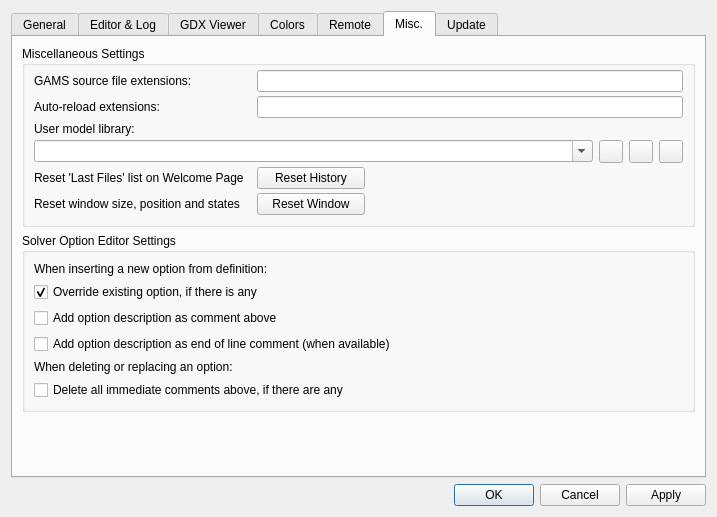
GAMS-dev/studio, file src/settingsdialog.ui: the form before one commit.
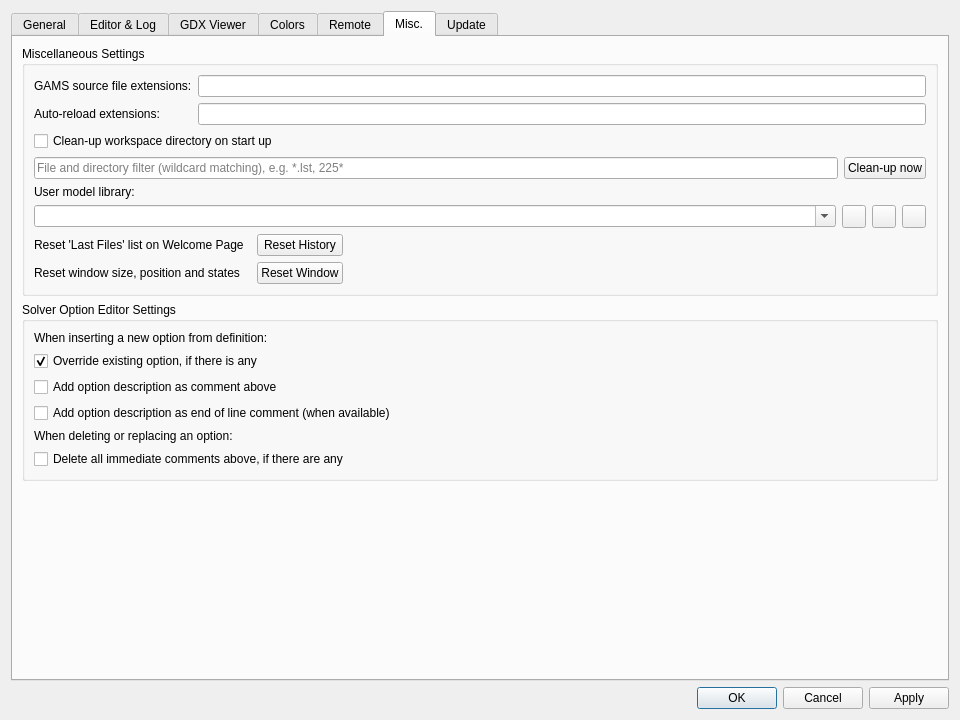
The form after the commit. The open tabs and pages were chosen to show the change. Icons and pictures are not drawn.

What changed in the file:
```diff
--- a/src/settingsdialog.ui
+++ b/src/settingsdialog.ui
@@ -6,8 +6,8 @@
    <rect>
     <x>0</x>
     <y>0</y>
-    <width>717</width>
-    <height>515</height>
+    <width>960</width>
+    <height>720</height>
    </rect>
   </property>
   <property name="windowTitle">
@@ -1365,8 +1365,191 @@
       <attribute name="title">
        <string>Misc.</string>
       </attribute>
-      <layout class="QGridLayout" name="gridLayout_7">
-       <item row="1" column="0">
+      <layout class="QVBoxLayout" name="verticalLayout_11">
+       <item>
+        <widget class="QGroupBox" name="gb_general_2">
+         <property name="sizePolicy">
+          <sizepolicy hsizetype="Expanding" vsizetype="Expanding">
+           <horstretch>0</horstretch>
+           <verstretch>0</verstretch>
+          </sizepolicy>
+         </property>
+         <property name="title">
+          <string>Miscellaneous Settings</string>
+         </property>
+         <layout class="QVBoxLayout" name="verticalLayout_10">
+          <item>
+           <layout class="QGridLayout" name="gridLayout_7">
+            <item row="0" column="0">
+             <widget class="QLabel" name="lbl_userGamsTypes">
+              <property name="text">
+               <string>GAMS source file extensions:</string>
+              </property>
+             </widget>
+            </item>
+            <item row="0" column="1">
+             <widget class="QLineEdit" name="edUserGamsTypes">
+              <property name="toolTip">
+               <string/>
+              </property>
+             </widget>
+            </item>
+            <item row="1" column="0">
+             <widget class="QLabel" name="lbl_AutoReloadTypes">
+              <property name="text">
+               <string>Auto-reload extensions:</string>
+              </property>
+             </widget>
+            </item>
+            <item row="1" column="1">
+             <widget class="QLineEdit" name="edAutoReloadTypes"/>
+            </item>
+           </layout>
+          </item>
+          <item>
+           <widget class="QCheckBox" name="cleanupWsBox">
+            <property name="text">
+             <string>Clean-up workspace directory on start up</string>
+            </property>
+           </widget>
+          </item>
+          <item>
+           <layout class="QHBoxLayout" name="horizontalLayout_9">
+            <item>
+             <widget class="QLineEdit" name="cleanupWsEdit">
+              <property name="placeholderText">
+               <string>File and directory filter (wildcard matching), e.g. *.lst, 225*</string>
+              </property>
+             </widget>
+            </item>
+            <item>
+             <widget class="QPushButton" name="cleanupWsNowButton">
+              <property name="text">
+               <string>Clean-up now</string>
+              </property>
+             </widget>
+            </item>
+           </layout>
+          </item>
+          <item>
+           <widget class="QLabel" name="lbl_openModLib">
+            <property name="sizePolicy">
+             <sizepolicy hsizetype="Preferred" vsizetype="Minimum">
+              <horstretch>0</horstretch>
+              <verstretch>0</verstretch>
+             </sizepolicy>
+            </property>
+            <property name="text">
+             <string>User model library: </string>
+            </property>
+           </widget>
+          </item>
+          <item>
+           <layout class="QHBoxLayout" name="horizontalLayout_8">
+            <item>
+             <widget class="QComboBox" name="cb_userLib">
+              <property name="editable">
+               <bool>true</bool>
+              </property>
+             </widget>
+            </item>
+            <item>
+             <widget class="QToolButton" name="tb_userLibSelect">
+              <property name="toolTip">
+               <string>Select directory</string>
+              </property>
+              <property name="icon">
+               <iconset resource="../icons/icons.qrc">
+                <normaloff>:/solid/folder-open-bw</normaloff>:/solid/folder-open-bw</iconset>
+              </property>
+             </widget>
+            </item>
+            <item>
+             <widget class="QToolButton" name="tb_userLibRemove">
+              <property name="toolTip">
+               <string>Remove entry</string>
+              </property>
+              <property name="icon">
+               <iconset resource="../icons/icons.qrc">
+                <normaloff>:/solid/delete-all</normaloff>:/solid/delete-all</iconset>
+              </property>
+             </widget>
+            </item>
+            <item>
+             <widget class="QToolButton" name="tb_userLibOpen">
+              <property name="toolTip">
+               <string>Open location</string>
+              </property>
+              <property name="icon">
+               <iconset resource="../icons/icons.qrc">
+                <normaloff>:/solid/forward</normaloff>:/solid/forward</iconset>
+              </property>
+             </widget>
+            </item>
+           </layout>
+          </item>
+          <item>
+           <layout class="QGridLayout" name="gridLayout_6">
+            <item row="0" column="0">
+             <widget class="QLabel" name="lbl_wpHistory">
+              <property name="text">
+               <string>&lt;html&gt;&lt;head/&gt;&lt;body&gt;&lt;p&gt;Reset 'Last Files' list on Welcome Page&amp;nbsp;&amp;nbsp;&lt;/p&gt;&lt;/body&gt;&lt;/html&gt;</string>
+              </property>
+             </widget>
+            </item>
+            <item row="0" column="1">
+             <widget class="QPushButton" name="btn_resetHistory">
+              <property name="text">
+               <string>Reset History</string>
+              </property>
+             </widget>
+            </item>
+            <item row="0" column="2">
+             <spacer name="horizontalSpacer_2">
+              <property name="orientation">
+               <enum>Qt::Orientation::Horizontal</enum>
+              </property>
+              <property name="sizeHint" stdset="0">
+               <size>
+                <width>40</width>
+                <height>20</height>
+               </size>
+              </property>
+             </spacer>
+            </item>
+            <item row="1" column="0">
+             <widget class="QLabel" name="lbl_resetView">
+              <property name="text">
+               <string>Reset window size, position and states </string>
+              </property>
+             </widget>
+            </item>
+            <item row="1" column="1">
+             <widget class="QPushButton" name="btn_resetView">
+              <property name="text">
+               <string>Reset Window</string>
+              </property>
+             </widget>
+            </item>
+            <item row="1" column="2">
+             <spacer name="horizontalSpacer_11">
+              <property name="orientation">
+               <enum>Qt::Orientation::Horizontal</enum>
+              </property>
+              <property name="sizeHint" stdset="0">
+               <size>
+                <width>40</width>
+                <height>20</height>
+               </size>
+              </property>
+             </spacer>
+            </item>
+           </layout>
+          </item>
+         </layout>
+        </widget>
+       </item>
+       <item>
         <widget class="QGroupBox" name="insertingNewOptionGroupBox">
          <property name="title">
           <string>Solver Option Editor Settings</string>
@@ -1423,7 +1606,7 @@
          </layout>
         </widget>
        </item>
-       <item row="3" column="0">
+       <item>
         <spacer name="verticalSpacer">
          <property name="orientation">
           <enum>Qt::Vertical</enum>
@@ -1431,144 +1614,11 @@
          <property name="sizeHint" stdset="0">
           <size>
            <width>20</width>
-           <height>1</height>
+           <height>125</height>
           </size>
          </property>
         </spacer>
        </item>
-       <item row="0" column="0">
-        <widget class="QGroupBox" name="gb_general_2">
-         <property name="sizePolicy">
-          <sizepolicy hsizetype="Expanding" vsizetype="Expanding">
-           <horstretch>0</horstretch>
-           <verstretch>0</verstretch>
-          </sizepolicy>
-         </property>
-         <property name="title">
-          <string>Miscellaneous Settings</string>
-         </property>
-         <layout class="QGridLayout" name="gridLayout_6">
-          <property name="topMargin">
-           <number>4</number>
-          </property>
-          <property name="verticalSpacing">
-           <number>4</number>
-          </property>
-          <item row="3" column="4">
-           <widget class="QToolButton" name="tb_userLibSelect">
-            <property name="toolTip">
-             <string>Select directory</string>
-            </property>
-            <property name="icon">
-             <iconset resource="../icons/icons.qrc">
-              <normaloff>:/solid/folder-open-bw</normaloff>:/solid/folder-open-bw</iconset>
-            </property>
-           </widget>
-          </item>
-          <item row="4" column="0">
-           <widget class="QLabel" name="lbl_wpHistory">
-            <property name="text">
-             <string>&lt;html&gt;&lt;head/&gt;&lt;body&gt;&lt;p&gt;Reset 'Last Files' list on Welcome Page&amp;nbsp;&amp;nbsp;&lt;/p&gt;&lt;/body&gt;&lt;/html&gt;</string>
-            </property>
-           </widget>
-          </item>
-          <item row="1" column="0">
-           <widget class="QLabel" name="lbl_AutoReloadTypes">
-            <property name="text">
-             <string>Auto-reload extensions:</string>
-            </property>
-           </widget>
-          </item>
-          <item row="3" column="5">
-           <widget class="QToolButton" name="tb_userLibRemove">
-            <property name="toolTip">
-             <string>Remove entry</string>
-            </property>
-            <property name="icon">
-             <iconset resource="../icons/icons.qrc">
-              <normaloff>:/solid/delete-all</normaloff>:/solid/delete-all</iconset>
-            </property>
-           </widget>
-          </item>
-          <item row="4" column="1">
-           <widget class="QPushButton" name="btn_resetHistory">
-            <property name="text">
-             <string>Reset History</string>
-            </property>
-           </widget>
-          </item>
-          <item row="3" column="0" colspan="4">
-           <widget class="QComboBox" name="cb_userLib">
-            <property name="editable">
-             <bool>true</bool>
-            </property>
-           </widget>
-          </item>
-          <item row="5" column="1">
-           <widget class="QPushButton" name="btn_resetView">
-            <property name="text">
-             <string>Reset Window</string>
-            </property>
-           </widget>
-          </item>
-          <item row="2" column="0">
-           <widget class="QLabel" name="lbl_openModLib">
-            <property name="text">
-             <string>User model library: </string>
-            </property>
-           </widget>
-          </item>
-          <item row="1" column="1" colspan="6">
-           <widget class="QLineEdit" name="edAutoReloadTypes"/>
-          </item>
-          <item row="0" column="1" colspan="6">
-           <widget class="QLineEdit" name="edUserGamsTypes">
-            <property name="toolTip">
-             <string/>
-            </property>
-           </widget>
-          </item>
-          <item row="4" column="2" colspan="5">
-           <spacer name="horizontalSpacer_2">
-            <property name="orientation">
-             <enum>Qt::Horizontal</enum>
-            </property>
-            <property name="sizeHint" stdset="0">
-             <size>
-              <width>40</width>
-              <height>1</height>
-             </size>
-            </property>
-           </spacer>
-          </item>
-          <item row="3" column="6">
-           <widget class="QToolButton" name="tb_userLibOpen">
-            <property name="toolTip">
-             <string>Open location</string>
-            </property>
-            <property name="icon">
-             <iconset resource="../icons/icons.qrc">
-              <normaloff>:/solid/forward</normaloff>:/solid/forward</iconset>
-            </property>
-           </widget>
-          </item>
-          <item row="0" column="0">
-           <widget class="QLabel" name="lbl_userGamsTypes">
-            <property name="text">
-             <string>GAMS source file extensions:</string>
-            </property>
-           </widget>
-          </item>
-          <item row="5" column="0">
-           <widget class="QLabel" name="lbl_resetView">
-            <property name="text">
-             <string>Reset window size, position and states </string>
-            </property>
-           </widget>
-          </item>
-         </layout>
-        </widget>
-       </item>
       </layout>
      </widget>
      <widget class="QWidget" name="tabUpdate">
```
Left out of the diff: 88 changed lines with no effect on the pictures.
